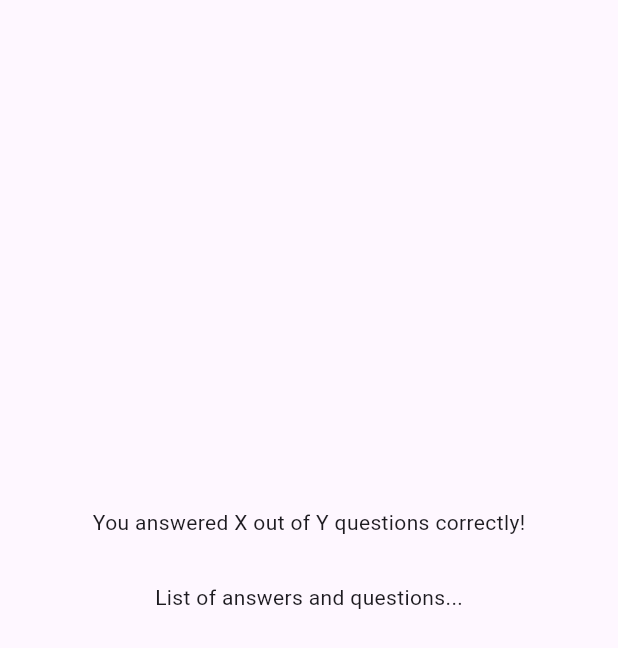
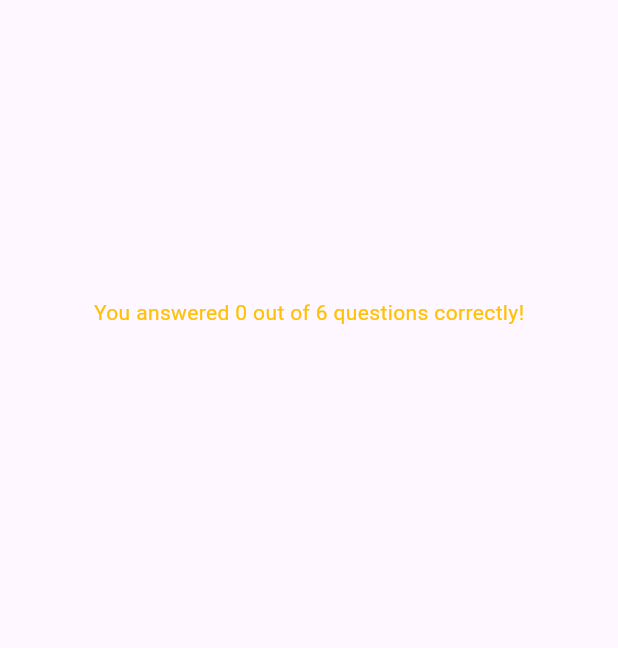
Before and after one commit to ybot1122/flutter-udemy, a Flutter app: the ResultsScreen widget shown alone on an empty page, opened directly with empty values, on a phone screen of 412 x 824 dp. Shown: the top 648 px of the screen. Run offline on Flutter 3.47's test engine with Material 3 defaults, Android fonts, the phone set to English and light mode, and no system bars; our stand-ins replace google_fonts.

Commit message:
Results screen

```diff
--- /dev/null
+++ b/adv_basics/lib/questions_summary.dart
@@ -0,0 +1,39 @@
+import 'package:flutter/material.dart';
+
+class QuestionsSummary extends StatelessWidget {
+  const QuestionsSummary({super.key, required this.summaryData});
+
+  final List<Map<String, Object>> summaryData;
+
+  @override
+  Widget build(BuildContext context) {
+    return SizedBox(
+      height: 300,
+      child: SingleChildScrollView(
+        child: Column(
+          children: summaryData.map(
+            (data) {
+              return Row(
+                children: [
+                  Text(((data['question_index'] as int) + 1).toString()),
+                  Expanded(
+                    child: Column(
+                      children: [
+                        Text(data['question'] as String),
+                        const SizedBox(
+                          height: 5,
+                        ),
+                        Text(data['user_answer'] as String),
+                        Text(data['correct_answer'] as String),
+                      ],
+                    ),
+                  ),
+                ],
+              );
+            },
+          ).toList(),
+        ),
+      ),
+    );
+  }
+}
--- a/adv_basics/lib/quiz.dart
+++ b/adv_basics/lib/quiz.dart
@@ -33,7 +33,6 @@ class _QuizState extends State<Quiz> {
     if (selectedAnswers.length == questions.length) {
       setState(() {
         activeScreen = 'results-screen';
-        selectedAnswers = [];
       });
     }
   }
--- a/adv_basics/lib/results_screen.dart
+++ b/adv_basics/lib/results_screen.dart
@@ -1,3 +1,5 @@
+import 'package:adv_basics/data.dart';
+import 'package:adv_basics/questions_summary.dart';
 import 'package:flutter/material.dart';
 
 class ResultsScreen extends StatelessWidget {
@@ -11,8 +13,29 @@ class ResultsScreen extends StatelessWidget {
 
   final List<String> chosenAnswers;
 
+  List<Map<String, Object>> getSummaryData() {
+    final List<Map<String, Object>> summary = [];
+
+    for (var i = 0; i < chosenAnswers.length; i++) {
+      summary.add({
+        'question_index': i,
+        'question': questions[i].text,
+        'correct_answer': questions[i].answers[0],
+        'user_answer': chosenAnswers[i]
+      });
+    }
+
+    return summary;
+  }
+
   @override
   Widget build(BuildContext context) {
+    final summaryData = getSummaryData();
+    final numTotalQuestions = questions.length;
+    final numCorrectQuestions = summaryData.where((data) {
+      return data['correct_answer'] == data['user_answer'];
+    }).length;
+
     return SizedBox(
       width: double.infinity,
       child: Container(
@@ -20,11 +43,14 @@ class ResultsScreen extends StatelessWidget {
         child: Column(
           mainAxisAlignment: MainAxisAlignment.center,
           children: [
-            const Text('You answered X out of Y questions correctly!'),
+            Text(
+              'You answered $numCorrectQuestions out of $numTotalQuestions questions correctly!',
+              style: const TextStyle(color: Colors.amber),
+            ),
             const SizedBox(
               height: 30,
             ),
-            const Text('List of answers and questions...'),
+            QuestionsSummary(summaryData: getSummaryData()),
             const SizedBox(
               height: 30,
             ),
```
